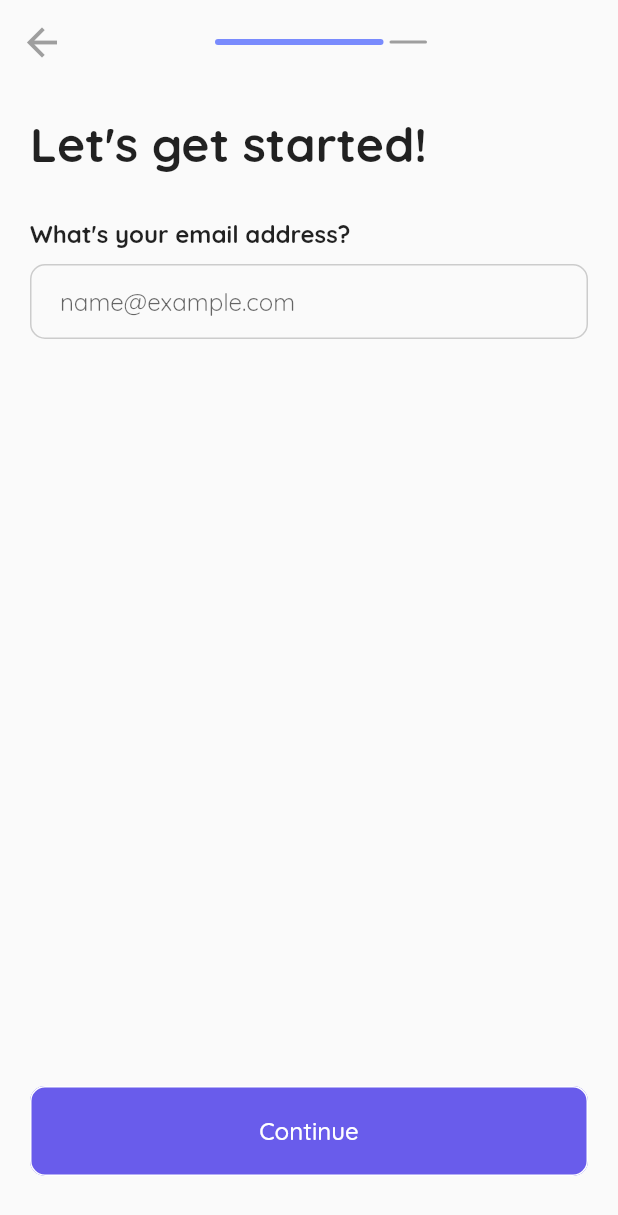
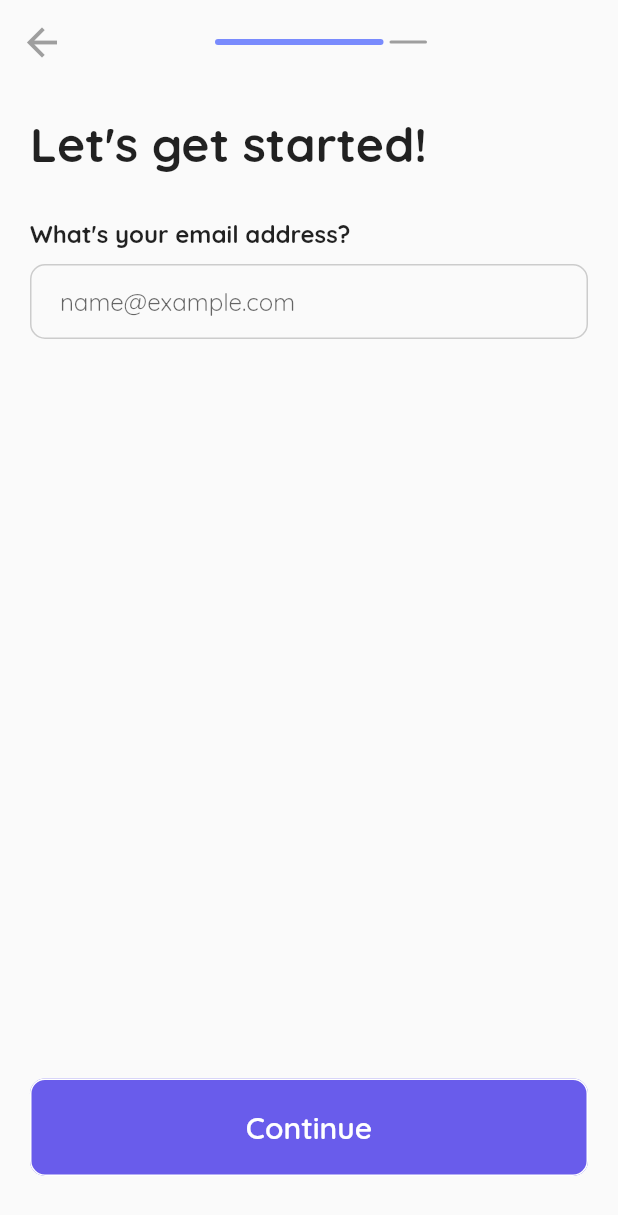
Before and after one commit to atlastMarketing/prototype-mobile-app, a Flutter app: the screen it shows after launch, after a tap on "Login", after a tap on "Create an Account", on a phone screen of 412 x 824 dp. Shown: the top 1215 px of the screen. Run offline on Flutter 3.47's test engine with Material 2 defaults, Android fonts, the phone set to English and light mode, and no system bars; our stand-ins replace image_picker, syncfusion_flutter_calendar; missing offline and left inert: google_mlkit_entity_extraction, info_popup.

Commit message:
change according to figma

```diff
--- a/lib/configs/theme.dart
+++ b/lib/configs/theme.dart
@@ -56,9 +56,9 @@ class AppColors {
 class AppText {
   // title
   static const title = TextStyle(
-    fontFamily: 'Grancino',
-    fontSize: 64,
-    // fontWeight: FontWeight.w600,
+    // fontFamily: 'Grancino',
+    fontSize: 60,
+    fontWeight: FontWeight.w700,
   );
   // heading
   static const heading = TextStyle(
@@ -72,6 +72,10 @@ class AppText {
   // buttons
   static const buttonLargeText = TextStyle(
     fontSize: 24,
+    fontWeight: FontWeight.w600,
+  );
+  static const buttonText = TextStyle(
+    fontSize: 20,
     fontWeight: FontWeight.w600,
   );
   // body
--- a/lib/screens/onboarding/login.dart
+++ b/lib/screens/onboarding/login.dart
@@ -76,6 +76,8 @@ class _OnboardingLoginState extends State<OnboardingLogin> {
             "made easy,",
             style: AppText.title.merge(AppText.blackText),
           ),
+          Row(
+            children: [
               GestureDetector(
                 onDoubleTap: forceLogin,
                 child: GradientText(
@@ -88,6 +90,12 @@ class _OnboardingLoginState extends State<OnboardingLogin> {
                     ],
                   ),
                 ),
+              ),
+              Text(
+                ".",
+                style: AppText.title.merge(AppText.blackText),
+              ),
+            ],
           ),
         ],
       ),
--- a/lib/shared/button.dart
+++ b/lib/shared/button.dart
@@ -34,8 +34,8 @@ class CustomButton extends StatelessWidget {
       child: Text(
         text,
         style: disabled
-            ? const TextStyle(color: AppColors.dark, fontSize: 16)
-            : TextStyle(color: textColor, fontSize: 16),
+            ? AppText.buttonText.merge(const TextStyle(color: AppColors.dark))
+            : AppText.buttonText.merge(TextStyle(color: textColor)),
       ),
     );
   }
```
Lines whose indentation alone changed are shown as unchanged.
